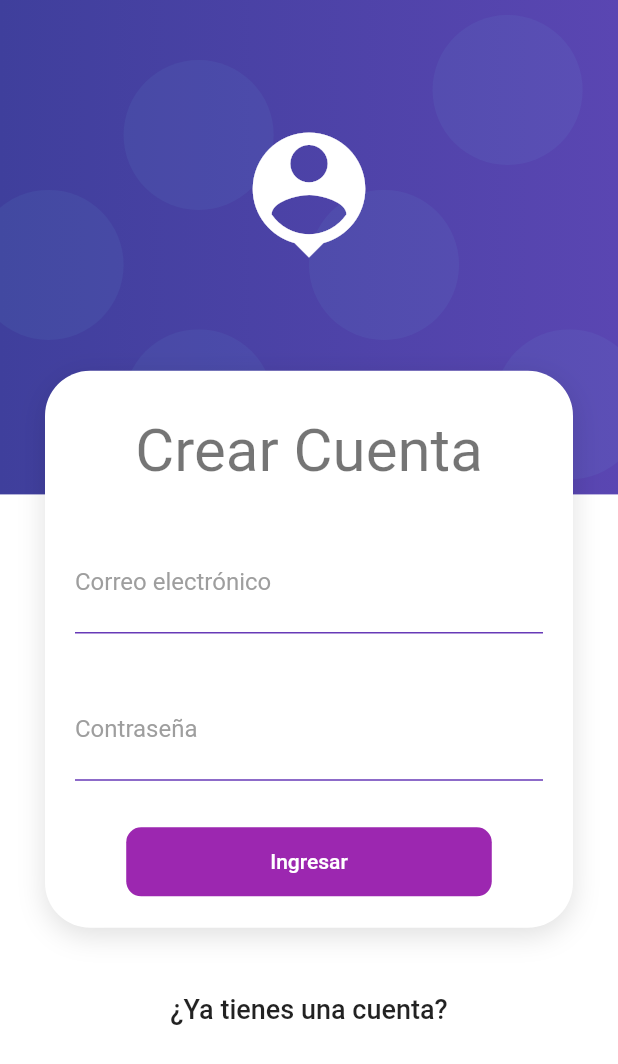
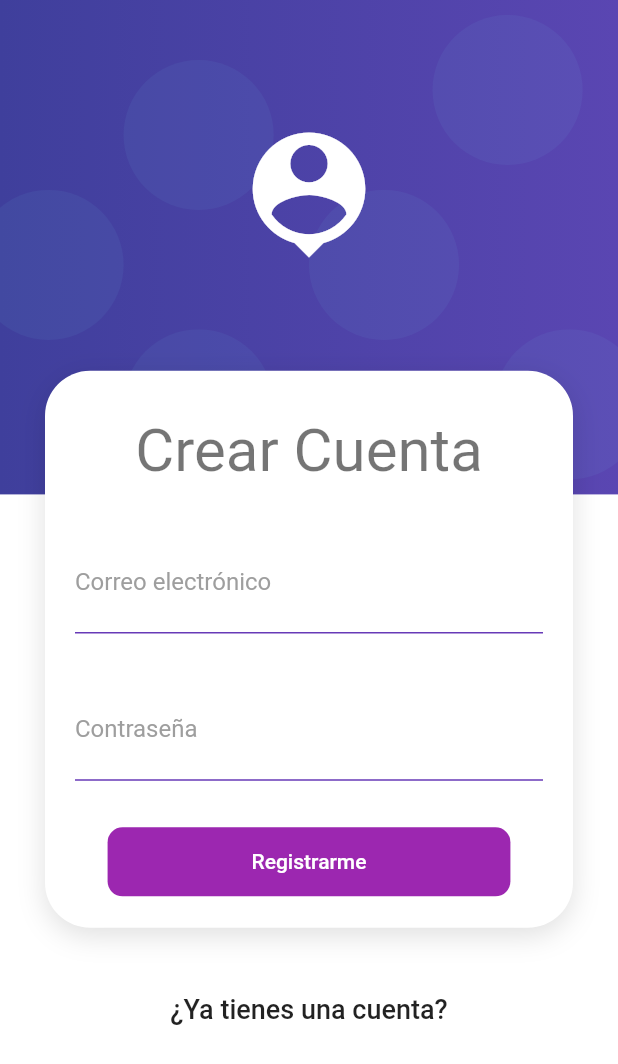
Before and after one commit to SergioK12/Login-y-manejo-de-tokens, a Flutter app: the screen it shows after launch, after a tap on "Ingresar", after a tap on "Crear una cuenta nueva", on a phone screen of 412 x 824 dp. Shown: the top 1064 px of the screen. Run offline on Flutter 3.47's test engine with Material 2 defaults, Android fonts, the phone set to English and light mode, and no system bars; our stand-ins replace image_picker.

Commit message:
Agregado el login

```diff
--- a/lib/main.dart
+++ b/lib/main.dart
@@ -41,7 +41,8 @@ class AppState extends StatelessWidget {
   Widget build(BuildContext context) {
     return MultiProvider(
       providers: [
-        ChangeNotifierProvider(create: (_)=> ProductsServices())
+        ChangeNotifierProvider(create: (_)=> ProductsServices()),
+        ChangeNotifierProvider(create: (_)=> AuthService()),
 
       ],
       child: const MyApp(),
--- a/lib/providers/providers.dart
+++ b/lib/providers/providers.dart
@@ -0,0 +1,2 @@
+export 'package:crud_servicos/providers/productformprovider.dart';
+export 'package:crud_servicos/providers/loginformprovider.dart';
--- a/lib/services/services.dart
+++ b/lib/services/services.dart
@@ -1 +1,2 @@
+export 'package:crud_servicos/services/auth_service.dart';
 export 'package:crud_servicos/services/product_service.dart';
--- a/lib/views/login_view.dart
+++ b/lib/views/login_view.dart
@@ -3,6 +3,7 @@ import 'package:flutter/material.dart';
 import 'package:provider/provider.dart';
 
 import '../providers/loginformprovider.dart';
+import '../services/services.dart';
 import '../widgets/widgets.dart';
 
 class LoginView extends StatelessWidget {
@@ -112,13 +113,19 @@ class _LoginForm extends StatelessWidget {
               onPressed: loginform.isLoading
                   ? null
                   : () async {
-                      FocusScope.of(context).unfocus();
+                       FocusScope.of(context).unfocus();
+                      final authservice =
+                          Provider.of<AuthService>(context, listen: false);
 
                       if (!loginform.isValidForm()) return;
                       loginform.isLoading = true;
-                      await Future.delayed(const Duration(seconds: 3));
-                      Future(() =>
-                          Navigator.pushReplacementNamed(context, 'home'));
+                      final String? mensajeError = await authservice.login(loginform.email, loginform.contra);
+                        if(mensajeError == null){
+                          Future(() =>Navigator.pushReplacementNamed(context, 'home'));
+                        }else{
+                          debugPrint(mensajeError);
+                        }
+                        loginform.isLoading = false;
                     },
               child: Container(
                 padding:
--- a/lib/views/registrarse_view.dart
+++ b/lib/views/registrarse_view.dart
@@ -2,9 +2,9 @@ import 'package:crud_servicos/ui/inputdecorations.dart';
 import 'package:flutter/material.dart';
 import 'package:provider/provider.dart';
 
-import '../providers/loginformprovider.dart';
+import 'package:crud_servicos/services/services.dart';
+import '../providers/providers.dart';
 import '../widgets/widgets.dart';
-
 
 class RegistoView extends StatelessWidget {
   const RegistoView({Key? key}) : super(key: key);
@@ -40,13 +40,12 @@ class RegistoView extends StatelessWidget {
               const SizedBox(height: 30),
               TextButton(
                 style: ButtonStyle(
-                  overlayColor: MaterialStateProperty.all(
-                    Colors.grey[100]),
-                    shape: MaterialStateProperty.all(
-                      const StadiumBorder()
-                    )
+                    overlayColor: MaterialStateProperty.all(Colors.grey[100]),
+                    shape: MaterialStateProperty.all(const StadiumBorder())),
+                child: const Text(
+                  "¿Ya tienes una cuenta?",
+                  style: TextStyle(color: Colors.black87, fontSize: 18),
                 ),
-                child: const Text("¿Ya tienes una cuenta?", style: TextStyle(color: Colors.black87, fontSize: 18),),
                 onPressed: () {
                   Navigator.pushReplacementNamed(context, 'login');
                 },
@@ -114,17 +113,24 @@ class _LoginForm extends StatelessWidget {
                   ? null
                   : () async {
                       FocusScope.of(context).unfocus();
+                      final authservice =
+                          Provider.of<AuthService>(context, listen: false);
 
                       if (!loginform.isValidForm()) return;
                       loginform.isLoading = true;
-                      await Future.delayed(const Duration(seconds: 3));
-                      Future(()=> Navigator.pushReplacementNamed(context, 'home'));
+                      final String? mensajeError = await authservice.crearusuario(loginform.email, loginform.contra);
+                        if(mensajeError == null){
+                          Future(() =>Navigator.pushReplacementNamed(context, 'home'));
+                        }else{
+                          debugPrint(mensajeError);
+                        }
+                        loginform.isLoading = false;
                     },
               child: Container(
                 padding:
                     const EdgeInsets.symmetric(horizontal: 80, vertical: 15),
                 child: Text(
-                  (loginform.isLoading) ? "Cargando" : "Ingresar",
+                  (loginform.isLoading) ? "Cargando" : "Registrarme",
                   style: const TextStyle(color: Colors.white),
                 ),
               ),
```
Also changed, not shown: lib/services/auth_service.dart (+26 -2 lines).
